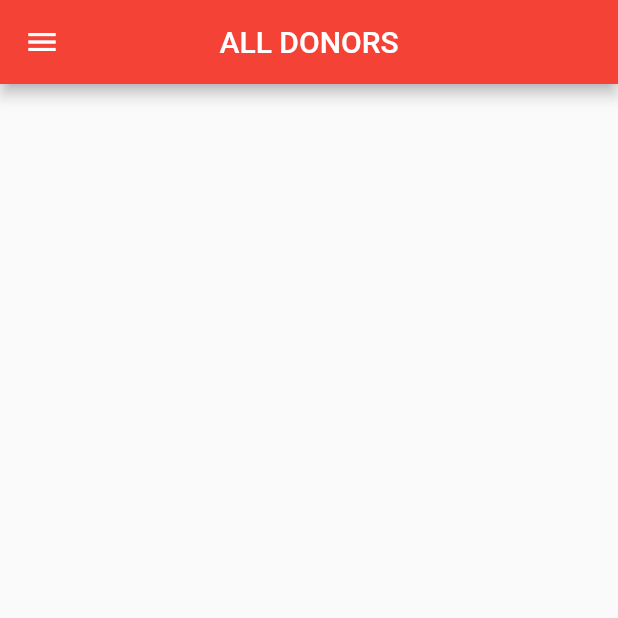
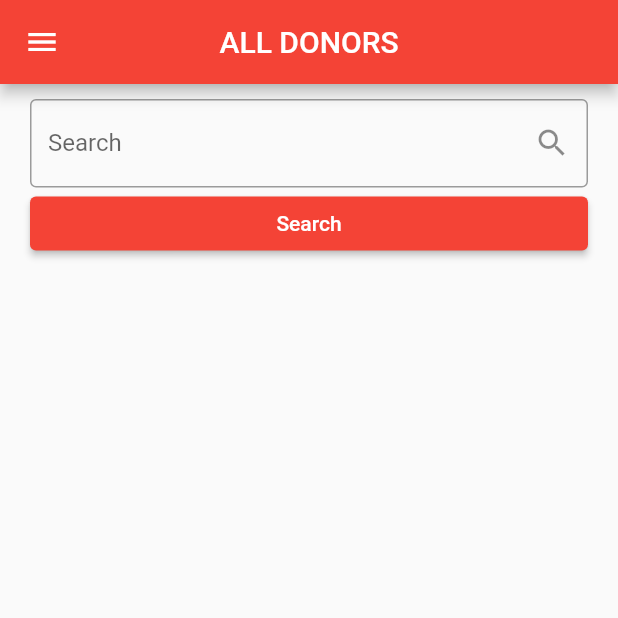
Before and after one commit to geek911/BW-Blood-Services, a Flutter app: the DonorsPage screen opened by its route, on a phone screen of 412 x 824 dp, the top half of it. Run offline on Flutter 3.47's test engine with Material 2 defaults, Android fonts, the phone set to English and light mode, and no system bars; our stand-ins replace cloud_firestore, firebase_auth, firebase_core, progress_dialog; accounts and stored records are empty.

Commit message:
Added a filter for the donor on the admin section

```diff
--- a/lib/pages/donors_page.dart
+++ b/lib/pages/donors_page.dart
@@ -1,5 +1,6 @@
 import 'package:bw_blood_final/models/application_user.dart';
 import 'package:bw_blood_final/services/user_service.dart';
+import 'package:bw_blood_final/utils/validator.dart';
 import 'package:bw_blood_final/widgets/main_drawer.dart';
 import 'package:flutter/material.dart';
 
@@ -9,13 +10,12 @@ class DonorsPage extends StatefulWidget {
 }
 
 class _DonorsPageState extends State<DonorsPage> {
-
   List<ApplicationUser> _allUsers;
-
+  final _editSearchController = TextEditingController();
 
   @override
   void initState() {
-    UserService().getAllUsers().then((value){
+    UserService().getAllUsers().then((value) {
       setState(() {
         _allUsers = value;
       });
@@ -23,37 +23,68 @@ class _DonorsPageState extends State<DonorsPage> {
     super.initState();
   }
 
-  Widget loadData(List<ApplicationUser> users){
+  Widget loadData(List<ApplicationUser> users) {
+    List<ApplicationUser> filtered = [];
+    if (users != null) {
+      filtered = users.where((user) {
+        return user.name.contains(_editSearchController.text) ||
+            user.email.contains(_editSearchController.text) ||
+            user.bloodGroup.contains(_editSearchController.text) ||
+            user.bloodGroup.contains(_editSearchController.text);
+      }).toList();
+    }
 
-    if(users == null){
+    if (users == null) {
       return Center(
         child: CircularProgressIndicator(),
       );
     }
 
     return ListView.builder(
-      itemCount: users.length,
+      itemCount: filtered.length,
       itemBuilder: (context, index) {
-        var u = users[index];
+        var u = filtered[index];
         return Padding(
-
           padding: const EdgeInsets.all(8.0),
           child: ListTile(
-            leading: Icon(Icons.person, size: 50, color: Theme.of(context).primaryColor,),
-            title: Text(u.name, style: TextStyle(color: Colors.black, fontWeight: FontWeight.bold),),
+            leading: Icon(
+              Icons.person,
+              size: 50,
+              color: Theme.of(context).primaryColor,
+            ),
+            title: Text(
+              u.name,
+              style:
+                  TextStyle(color: Colors.black, fontWeight: FontWeight.bold),
+            ),
             subtitle: Column(
               crossAxisAlignment: CrossAxisAlignment.start,
               children: [
-                Text(u.email, textAlign: TextAlign.start,),
-                Text(u.phone, textAlign: TextAlign.start,),
-                Text(u.district, textAlign: TextAlign.start,),
+                Text(
+                  u.email,
+                  textAlign: TextAlign.start,
+                ),
+                Text(
+                  u.phone,
+                  textAlign: TextAlign.start,
+                ),
+                Text(
+                  u.district,
+                  textAlign: TextAlign.start,
+                ),
               ],
             ),
-            trailing: Text(u.bloodGroup, style: TextStyle(fontSize: 30, color: Colors.red, fontWeight: FontWeight.bold),),
+            trailing: Text(
+              u.bloodGroup,
+              style: TextStyle(
+                  fontSize: 30, color: Colors.red, fontWeight: FontWeight.bold),
+            ),
           ),
         );
-      },);
+      },
+    );
   }
+
   @override
   Widget build(BuildContext context) {
     return Scaffold(
@@ -61,7 +92,37 @@ class _DonorsPageState extends State<DonorsPage> {
         title: Text('ALL DONORS'),
         centerTitle: true,
       ),
-      body: loadData(this._allUsers),
+      body: Column(
+        children: [
+          Padding(
+            padding: const EdgeInsets.symmetric(horizontal: 20.0, vertical: 10),
+            child: Column(
+              children: [
+                TextFormField(
+                  controller: _editSearchController,
+                  validator: validate,
+                  decoration: InputDecoration(
+                    labelText: 'Search',
+                    border: OutlineInputBorder(),
+                    suffixIcon: Icon(
+                      Icons.search,
+                    ),
+                  ),
+                ),
+                SizedBox(
+                  width: double.infinity,
+                  child: ElevatedButton(
+                      onPressed: () {
+                        setState(() {});
+                      },
+                      child: Text('Search')),
+                )
+              ],
+            ),
+          ),
+          Expanded(child: loadData(this._allUsers)),
+        ],
+      ),
       drawer: mainDrawer(context),
     );
   }
```
